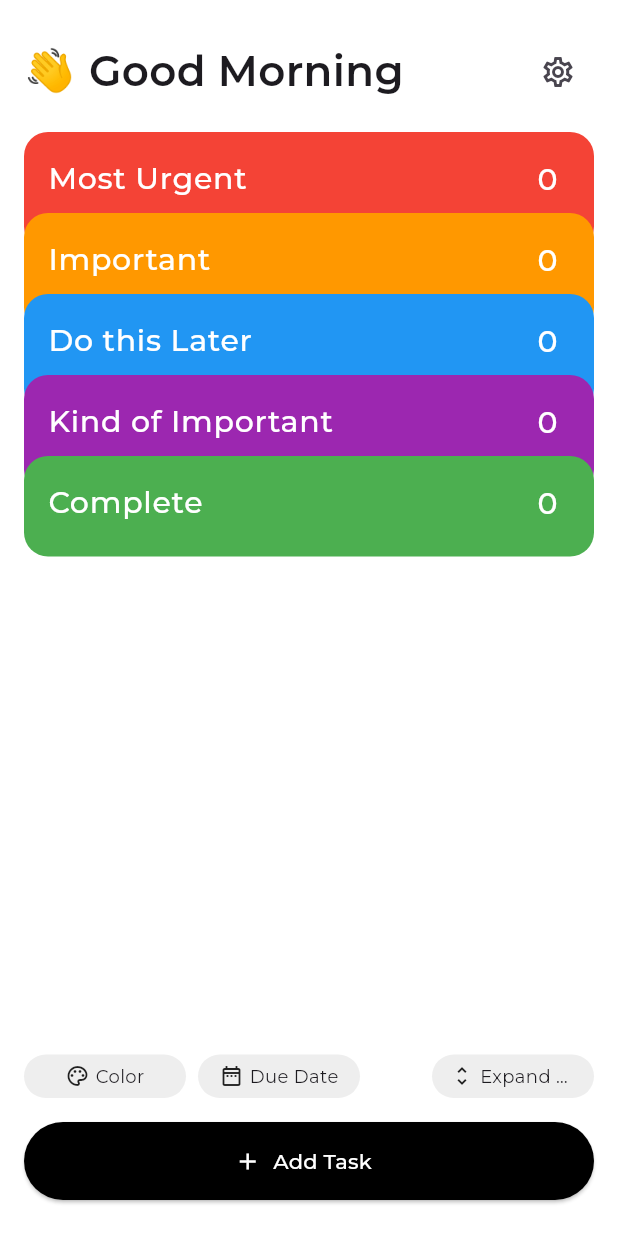
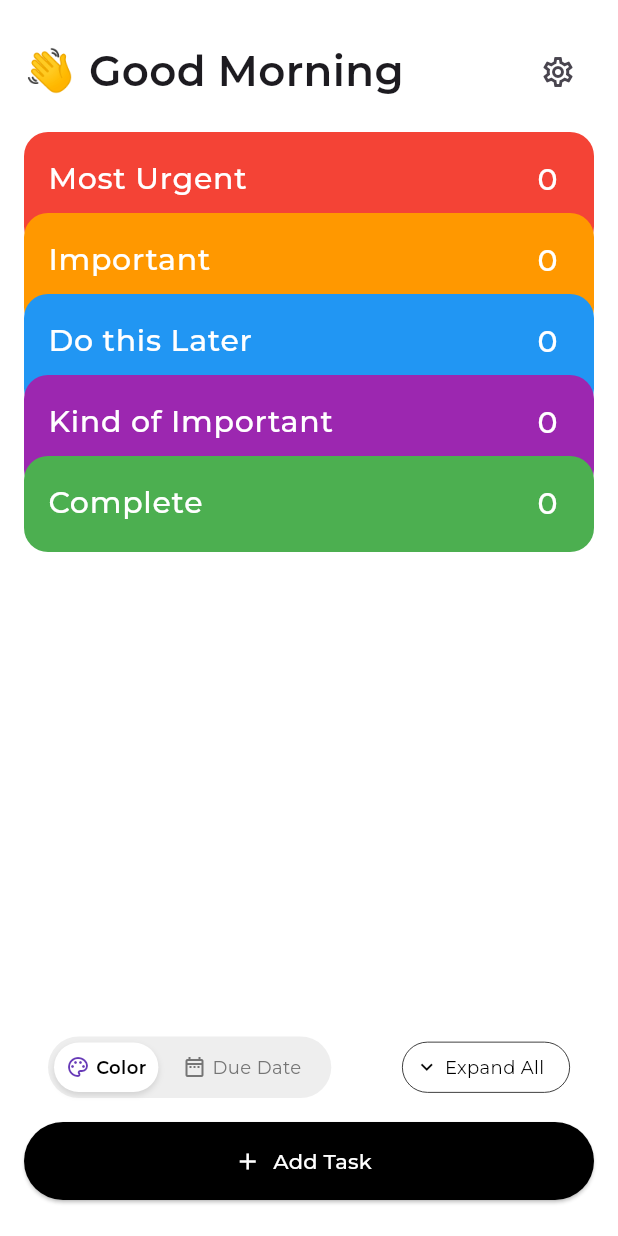
Before and after one commit to Lcdtech/task-app, a Flutter app: the screen it shows after launch, on a phone screen of 412 x 824 dp. Run offline on Flutter 3.47's test engine with Material 3 defaults, Android fonts, the phone set to English and light mode, and no system bars; our stand-ins replace google_fonts, hive, hive_flutter; missing offline and left inert: flex_color_picker; accounts and stored records are empty.

Commit message:
Collapse all Icon Add

```diff
--- a/lib/main.dart
+++ b/lib/main.dart
@@ -71,6 +71,7 @@
   final Box sectionBox = Hive.box('sections');
   final Map<String, bool> _expanded = {};
   bool _allExpanded = false;
+  Set<String> selectedFilters = {};
 
   List<Section> getAllSections() {
     final rawList = sectionBox.get('list');
@@ -108,20 +109,21 @@
     return sections.firstWhere((s) => s.name == category).tasks;
   }
 
-  void toggleExpand(String title) {
+  void toggleExpand(String id) {
   setState(() {
-      _expanded[title] = !(_expanded[title] ?? false);
+    _expanded[id] = !(_expanded[id] ?? false);
   });
   }
 
-  void expandAll() {
+  void expandAll(List<Section> sections) {
     setState(() {
       _allExpanded = !_allExpanded;
-      for (var key in _expanded.keys) {
-        _expanded[key] = _allExpanded;
+      for (var section in sections) {
+        _expanded[section.id] = _allExpanded;
       }
     });
   }
+
 
   void _navigateToAddTask() async {
   final sections = getAllSections();
@@ -163,12 +165,13 @@
         final groups = [
           for (int i = 0; i < sections.length; i++)
             TodoGroup(
+              id:sections[i].id,
               title: sections[i].name,
               color: sections[i].color,
               items: getTasks(sections[i].name),
-              showItems: _expanded[sections[i].name] ?? true,
+              showItems: _expanded[sections[i].id] ?? true,
               trailingCount: getTasks(sections[i].name).length,
-              onToggle: () => toggleExpand(sections[i].name),
+              onToggle: () => toggleExpand(sections[i].id),
               isLast: i == sections.length - 1,
             ),
         ];
@@ -188,7 +191,17 @@
                 Padding(
                   padding: const EdgeInsets.only(top: 12, left: 16, right: 16),
                   child: _FiltersBar(
-                    onExpandAll: expandAll,
+                    selectedFilters: selectedFilters,
+                    onFilterToggle: (filter) {
+                      setState(() {
+                        if (selectedFilters.contains(filter)) {
+                          selectedFilters.remove(filter);
+                        } else {
+                          selectedFilters.add(filter);
+                        }
+                      });
+                    },
+                    onExpandAll: () => expandAll(sections),
                     allExpanded: _allExpanded,
                   ),
                 ),
@@ -224,6 +237,7 @@
 }
 
 class TodoGroup extends StatelessWidget {
+  final String id;
   final String title;
   final Color color;
   final List<Map<String, dynamic>> items;
@@ -234,6 +248,7 @@
 
   const TodoGroup({
     Key? key,
+    required this.id,
     required this.title,
     required this.color,
     required this.items,
@@ -256,12 +271,13 @@
       child: Column(
         children: [
           SizedBox(
-            height: isLast ? 59 : 71,
+            height: isLast ? 56 : 71,
             child: ListTile(
               dense: true,
               visualDensity: VisualDensity.compact,
               onTap: onToggle,
-              title: Text(title, style: AppTextStyles.groupTitle),
+              title: Text(title, style: AppTextStyles.groupTitle,maxLines: 1,
+               overflow: TextOverflow.ellipsis,),
               trailing: Text('$count', style: AppTextStyles.groupTitle),
             ),
           ),
@@ -303,7 +319,8 @@
               checkColor: AppColors.white,
               activeColor: AppColors.white,
             ),
-            title: Text(text, style: AppTextStyles.taskItem),
+            title: Text(text, style: AppTextStyles.taskItem,maxLines: 1,
+            overflow: TextOverflow.ellipsis),
           ),
         ),
       ),
@@ -342,49 +359,155 @@
   }
 }
 
-class _FiltersBar extends StatelessWidget {
+class _FiltersBar extends StatefulWidget {
   final VoidCallback? onExpandAll;
   final bool allExpanded;
-  const _FiltersBar({Key? key, this.onExpandAll, this.allExpanded = false}) : super(key: key);
+  final Set<String> selectedFilters;
+  final void Function(String) onFilterToggle;
 
-  Widget _buildChip(IconData icon, String label, {VoidCallback? onTap}) {
-    return InkWell(
-      onTap: onTap,
-      child: Container(
-        width: 108,
-        padding: const EdgeInsets.symmetric(horizontal: 12, vertical: 6),
+  const _FiltersBar({
+    Key? key,
+    required this.selectedFilters,
+    required this.onFilterToggle,
+    this.onExpandAll,
+    this.allExpanded = false,
+  }) : super(key: key);
+
+  @override
+  State<_FiltersBar> createState() => __FiltersBarState();
+}
+
+class __FiltersBarState extends State<_FiltersBar> {
+  int selectedIndex = 0;
+  final List<String> labels = ['Color', 'Due Date'];
+  final List<IconData> icons = [Icons.color_lens_outlined, Icons.date_range_outlined];
+
+  @override
+  Widget build(BuildContext context) {
+    final isSmallScreen = MediaQuery.of(context).size.width < 370;
+
+    if (isSmallScreen) {
+      // 👉 Stack vertically on narrow screens
+      return Padding(
+        padding: const EdgeInsets.symmetric(horizontal: 16, vertical: 12),
+        child: Column(
+          crossAxisAlignment: CrossAxisAlignment.start,
+          children: [
+            _buildToggleSegment(), // toggle chips
+            const SizedBox(height: 16),
+            Align(
+              alignment: Alignment.centerRight,
+              child: _buildExpandChip(), // "Expand All" button
+            ),
+          ],
+        ),
+      );
+    } else {
+      // 👉 Normal horizontal layout for wider screens
+      return Padding(
+        padding: const EdgeInsets.only(top: 12, left: 16, right: 16),
+        child: Row(
+          children: [
+            _buildToggleSegment(),
+            const Spacer(),
+            _buildExpandChip(),
+          ],
+        ),
+      );
+    }
+  }
+
+    Widget _buildToggleSegment() {
+    return Container(
       decoration: BoxDecoration(
         color: Colors.grey.shade200,
+        borderRadius: BorderRadius.circular(30),
+      ),
+      padding: const EdgeInsets.all(4),
+      child: SingleChildScrollView(
+        scrollDirection: Axis.horizontal,
+        child: Row(
+          children: List.generate(labels.length, (index) {
+            final isSelected = index == selectedIndex;
+            return GestureDetector(
+              onTap: () {
+                setState(() {
+                  selectedIndex = index;
+                });
+                widget.onFilterToggle(labels[index]);
+              },
+              child: Container(
+                margin: const EdgeInsets.only(right: 8),
+                padding: const EdgeInsets.symmetric(horizontal: 8, vertical: 8),
+                decoration: BoxDecoration(
+                  color: isSelected ? Colors.white : Colors.transparent,
                   borderRadius: BorderRadius.circular(20),
+                  boxShadow: isSelected
+                      ? [BoxShadow(color: Colors.black12, blurRadius: 3, offset: Offset(0, 2))]
+                      : [],
                 ),
                 child: Row(
-          mainAxisAlignment: MainAxisAlignment.center,
                   children: [
-            Icon(icon, size: 16),
+                    Icon(
+                      icons[index],
+                      size: 16,
+                      color: isSelected ? Colors.deepPurple : Colors.grey.shade600,
+                    ),
                     const SizedBox(width: 4),
-            Flexible(
-              child: Text(label, style: AppTextStyles.chipText, overflow: TextOverflow.ellipsis),
+                    Text(
+                      labels[index],
+                      style: AppTextStyles.chipText.copyWith(
+                        color: isSelected ? Colors.black : Colors.grey.shade600,
+                        fontWeight: isSelected ? FontWeight.w600 : FontWeight.normal,
+                      ),
+                      maxLines: 1,
+                      overflow: TextOverflow.ellipsis,
                     ),
                   ],
                 ),
               ),
             );
+          }),
+        ),
+      ),
+    );
   }
 
-  @override
-  Widget build(BuildContext context) {
-    return Row(
+
+  Widget _buildExpandChip() {
+    final label = widget.allExpanded ? 'Collapse All' : 'Expand All';
+
+    return InkWell(
+      onTap: widget.onExpandAll,
+      child: SizedBox(
+        width:112,
+        child: Container(
+        padding: const EdgeInsets.symmetric(horizontal: 8, vertical: 8),
+        decoration: BoxDecoration(
+        color: Colors.white,
+        borderRadius: BorderRadius.circular(20),
+        border: Border.all(color: Colors.black, width: 0.5), // 🔲 black border
+        ),
+        child: Row(
+          mainAxisAlignment: MainAxisAlignment.center,
           children: [
-        _buildChip(Icons.color_lens_outlined, 'Color'),
-        const SizedBox(width: 8),
-        _buildChip(Icons.date_range_outlined, 'Due Date'),
-        const Spacer(),
-        _buildChip(
-          Icons.unfold_more,
-          allExpanded ? 'Collapse All' : 'Expand All',
-          onTap: onExpandAll,
+            SizedBox(
+              width: 16, // fixed space for icon
+              child: Icon(widget.allExpanded ? Icons.expand_less : Icons.expand_more, size: 16, color: Colors.black),
+            ),
+            const SizedBox(width: 4),
+             Expanded(
+              child: Text(
+                label,
+                style: AppTextStyles.chipText.copyWith(color: Colors.black),
+                maxLines: 1,
+                overflow: TextOverflow.ellipsis,
+              ),
             ),
           ],
+        ),
+      ),
+      )
     );
   }
 }
--- a/lib/setting.dart
+++ b/lib/setting.dart
@@ -248,11 +248,12 @@ class _SettingsPageState extends State<SettingsPage> {
       child: Container(
         height: section.isFixed ? 56 : 71,
         margin: EdgeInsets.only(bottom: section.isFixed ? 4 : 16),
-        padding: const EdgeInsets.only(left: 16, right: 16, top: 0),
+        padding: const EdgeInsets.only(left: 8, right: 0, top: 0),
         child: Align(
           alignment: Alignment.centerLeft,
           child: ListTile(
-            title: Text(section.name, style: AppTextStyles.groupTitle),
+            title: Text(section.name, style: AppTextStyles.groupTitle,maxLines: 1,
+             overflow: TextOverflow.ellipsis),
             trailing: section.isFixed
                 ? const SizedBox.shrink()
                 : IconButton(
```
Lines whose indentation alone changed are shown as unchanged.
